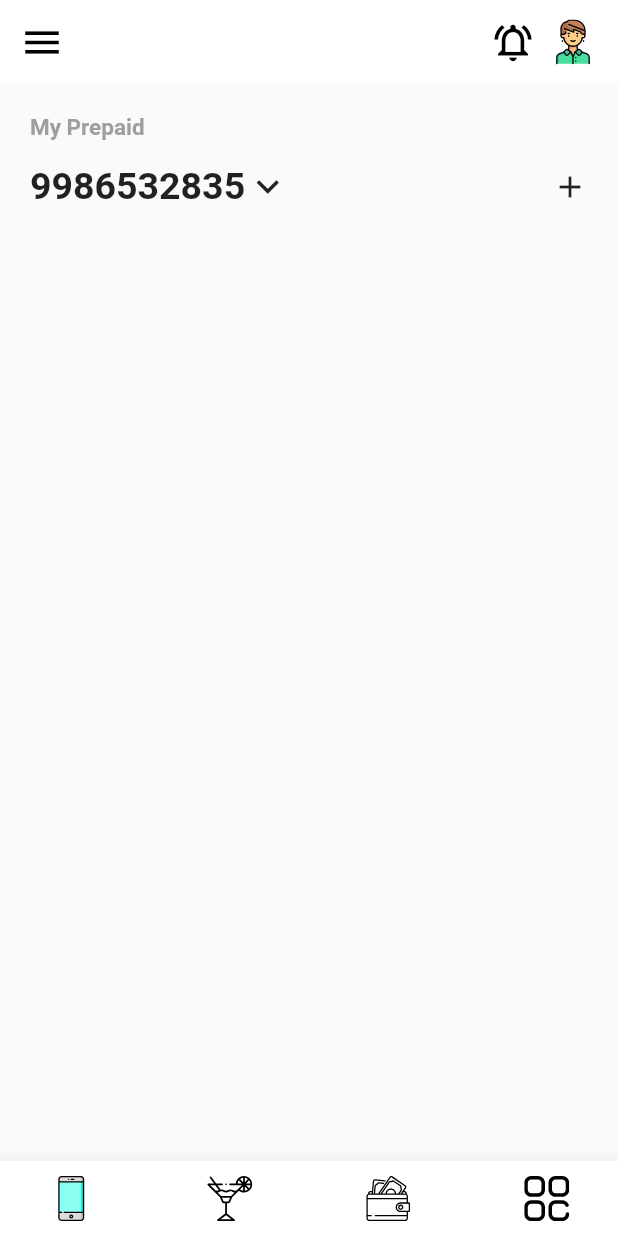
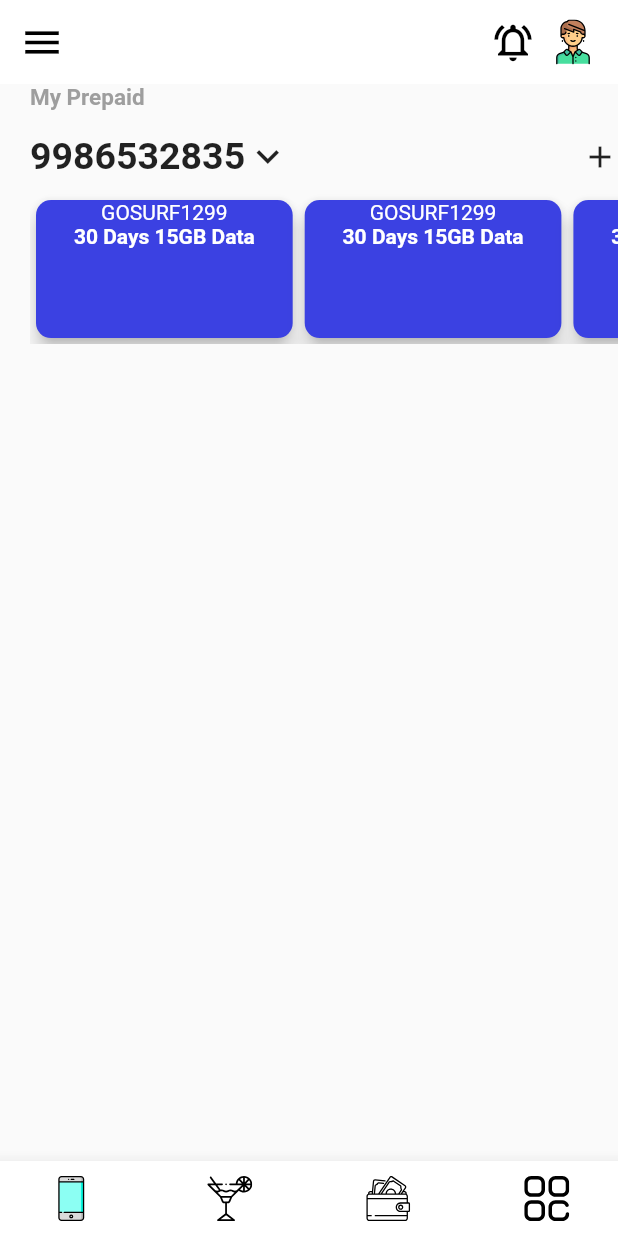
Before and after one commit to raunak-many-ac/Flutter_UI, a Flutter app: the screen it shows after launch, on a phone screen of 412 x 824 dp. Run offline on Flutter 3.47's test engine with Material 2 defaults, Android fonts, the phone set to English and light mode, and no system bars; our stand-ins replace flutter_svg.

Commit message:
committing code

```diff
--- a/lib/Header.dart
+++ b/lib/Header.dart
@@ -8,9 +8,8 @@ class Header extends StatefulWidget {
 class _HeaderState extends State<Header> {
   @override
   Widget build(BuildContext context) {
-    return Padding(
-      padding: const EdgeInsets.all(20.0),
-      child: Container(
+    return
+     Container(
         height: MediaQuery.of(context).size.height/13,
         // color: Colors.amber,
         child: Column(
@@ -32,7 +31,7 @@ class _HeaderState extends State<Header> {
             )
           ],
         ),
-      ),
+
     );
   }
 }
--- /dev/null
+++ b/lib/Stats_And_Plans.dart
@@ -0,0 +1,61 @@
+import 'package:flutter/cupertino.dart';
+import 'package:flutter/material.dart';
+
+class Stats_And_Plans extends StatefulWidget {
+  @override
+  _Stats_And_PlansState createState() => _Stats_And_PlansState();
+}
+
+class _Stats_And_PlansState extends State<Stats_And_Plans> {
+  @override
+  Widget build(BuildContext context) {
+    return SingleChildScrollView(
+      scrollDirection: Axis.horizontal,
+      padding: EdgeInsets.only(top: 10),
+      physics: BouncingScrollPhysics(),
+      child: Container(
+        height: 100,
+        child: Row(
+          children: [
+            Item(),
+            Item(),
+            Item(),
+            Item(),
+          ],
+        ),
+      ),
+    );
+  }
+
+  Widget Item() {
+    return Container(
+      height: MediaQuery.of(context).size.height / 3,
+      width: MediaQuery.of(context).size.width / 2.3,
+      child: Card(
+        elevation: 5,
+        color: Color.fromRGBO(59, 65, 226, 1),
+        shape: RoundedRectangleBorder(
+          borderRadius: BorderRadius.circular(10.0),
+        ),
+        child: Column(
+          children: [
+            Center(
+              child: Text(
+                "GOSURF1299",
+                textAlign: TextAlign.center,
+                style: TextStyle(color: Colors.white),
+              ),
+            ),
+            Center(
+              child: Text(
+                "30 Days 15GB Data",
+                textAlign: TextAlign.center,
+                style: TextStyle(color: Colors.white, fontWeight: FontWeight.bold),
+              ),
+            ),
+          ],
+        ),
+      ),
+    );
+  }
+}
--- a/lib/main.dart
+++ b/lib/main.dart
@@ -1,5 +1,6 @@
 import 'package:flutter/material.dart';
 import 'package:flutter_svg/flutter_svg.dart';
+import 'package:myproject/Stats_And_Plans.dart';
 import "package:myproject/bottom_bar.dart";
 import "package:myproject/Header.dart";
 
@@ -41,6 +42,7 @@ class _MyHomePageState extends State<MyHomePage> {
         elevation: 0,
         backgroundColor: Colors.white,
         leading: Icon(Icons.menu, size: 30.0, color: Colors.black),
+
         actions: [
           Icon(Icons.notifications_on_outlined, size: 30.0, color: Colors.black),
           Container(
@@ -51,12 +53,15 @@ class _MyHomePageState extends State<MyHomePage> {
           ),
         ],
       ),
-      body: Column(
-        children: [
-          Header(),
+      body: Padding(
+        padding: const EdgeInsets.only(left: 20.0),
+        child: Column(
+          children: [
+            Header(),
+            Stats_And_Plans(),
 
-
-        ],
+          ],
+        ),
       ),
       bottomNavigationBar: BottomBar(),
       );// This trailing comma makes auto-formatting nicer for build methods.
```
